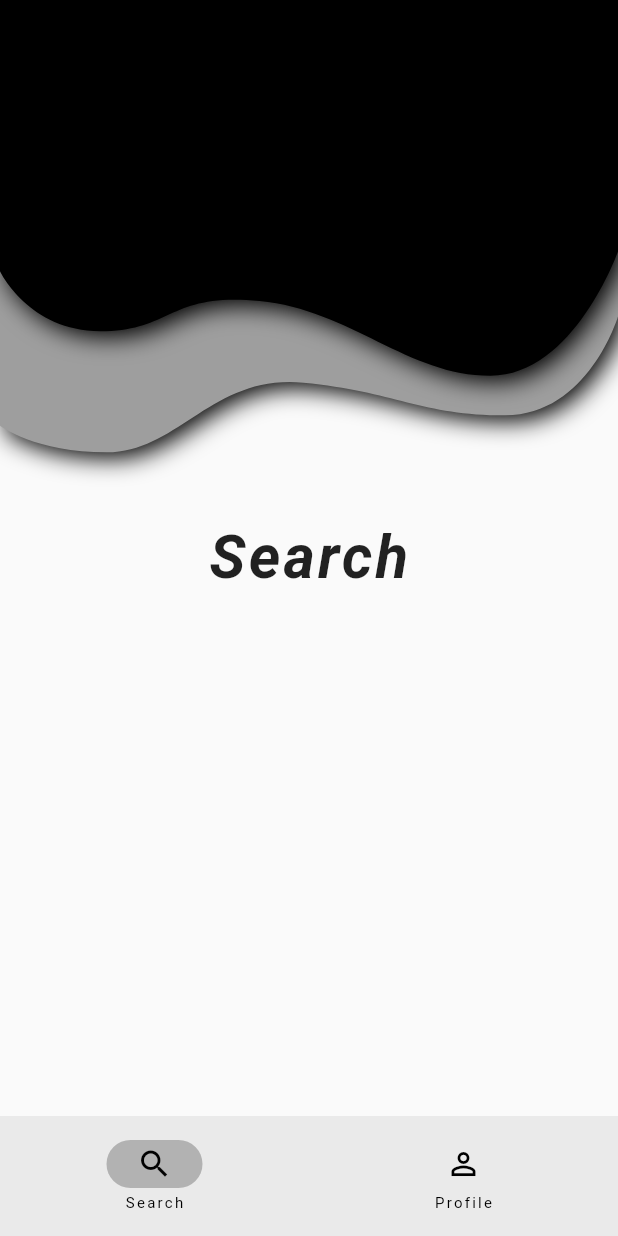
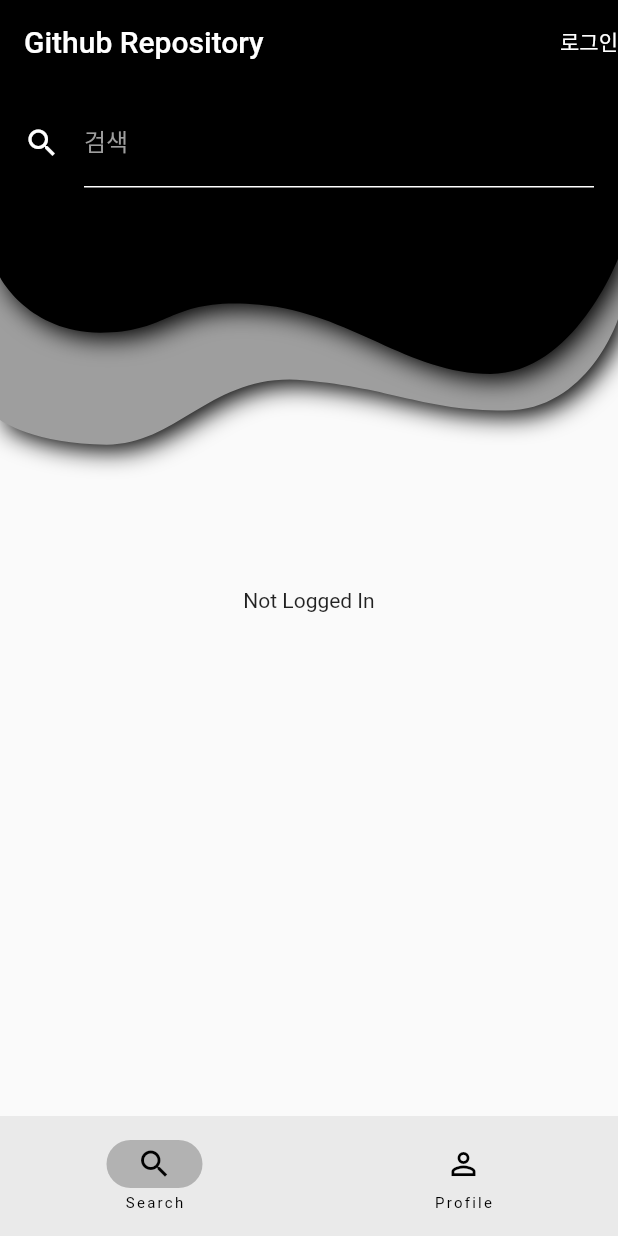
Before and after one commit to JakeSeo/github_repositories, a Flutter app: the screen it shows after launch, on a phone screen of 412 x 824 dp. Run offline on Flutter 3.47's test engine with Material 2 defaults, Android fonts, the light colour scheme and no system bars; our stand-ins replace shared_preferences.

Commit message:
added search textfield and reduced the height of bezier design

```diff
--- a/lib/custom_clippers/custom_clippers.dart
+++ b/lib/custom_clippers/custom_clippers.dart
@@ -8,42 +8,42 @@ class BigClipper extends CustomClipper<Path> {
     final double _xScaling = size.width / 414;
     final double _yScaling = size.height / 896;
     path.lineTo(
-        -0.003999999999997783 * _xScaling, 341.78499999999997 * _yScaling);
+        -0.003999999999997783 * _xScaling, 291.78499999999997 * _yScaling);
     path.cubicTo(
       -0.003999999999997783 * _xScaling,
-      341.78499999999997 * _yScaling,
+      291.78499999999997 * _yScaling,
       23.461000000000002 * _xScaling,
-      363.15099999999995 * _yScaling,
+      313.15099999999995 * _yScaling,
       71.553 * _xScaling,
-      363.15099999999995 * _yScaling,
+      313.15099999999995 * _yScaling,
     );
     path.cubicTo(
       119.645 * _xScaling,
-      363.15099999999995 * _yScaling,
+      313.15099999999995 * _yScaling,
       142.21699999999998 * _xScaling,
-      300.186 * _yScaling,
+      250.186 * _yScaling,
       203.29500000000002 * _xScaling,
-      307.21 * _yScaling,
+      257.21 * _yScaling,
     );
     path.cubicTo(
       264.373 * _xScaling,
-      314.234 * _yScaling,
+      264.234 * _yScaling,
       282.666 * _xScaling,
-      333.47299999999996 * _yScaling,
+      283.47299999999996 * _yScaling,
       338.408 * _xScaling,
-      333.47299999999996 * _yScaling,
+      283.47299999999996 * _yScaling,
     );
     path.cubicTo(
       394.15000000000003 * _xScaling,
-      333.47299999999996 * _yScaling,
+      283.47299999999996 * _yScaling,
       413.99600000000004 * _xScaling,
-      254.199 * _yScaling,
+      204.199 * _yScaling,
       413.99600000000004 * _xScaling,
-      254.199 * _yScaling,
+      204.199 * _yScaling,
     );
     path.cubicTo(
       413.99600000000004 * _xScaling,
-      254.199 * _yScaling,
+      204.199 * _yScaling,
       413.99600000000004 * _xScaling,
       0 * _yScaling,
       413.99600000000004 * _xScaling,
@@ -61,9 +61,9 @@ class BigClipper extends CustomClipper<Path> {
       -0.003999999999976467 * _xScaling,
       0 * _yScaling,
       -0.003999999999997783 * _xScaling,
-      341.78499999999997 * _yScaling,
+      291.78499999999997 * _yScaling,
       -0.003999999999997783 * _xScaling,
-      341.78499999999997 * _yScaling,
+      291.78499999999997 * _yScaling,
     );
     return path;
   }
@@ -80,42 +80,42 @@ class SmallClipper extends CustomClipper<Path> {
     Path path = Path();
     final double _xScaling = size.width / 414;
     final double _yScaling = size.height / 896;
-    path.lineTo(-0.003999999999997783 * _xScaling, 217.841 * _yScaling);
+    path.lineTo(-0.003999999999997783 * _xScaling, 167.841 * _yScaling);
     path.cubicTo(
       -0.003999999999997783 * _xScaling,
-      217.841 * _yScaling,
+      167.841 * _yScaling,
       19.14 * _xScaling,
-      265.91999999999996 * _yScaling,
+      215.91999999999996 * _yScaling,
       67.233 * _xScaling,
-      265.91999999999996 * _yScaling,
+      215.91999999999996 * _yScaling,
     );
     path.cubicTo(
       115.326 * _xScaling,
-      265.91999999999996 * _yScaling,
+      215.91999999999996 * _yScaling,
       112.752 * _xScaling,
-      234.611 * _yScaling,
+      184.611 * _yScaling,
       173.83299999999997 * _xScaling,
-      241.635 * _yScaling,
+      191.635 * _yScaling,
     );
     path.cubicTo(
       234.914 * _xScaling,
-      248.659 * _yScaling,
+      198.659 * _yScaling,
       272.866 * _xScaling,
-      301.691 * _yScaling,
+      251.691 * _yScaling,
       328.608 * _xScaling,
-      301.691 * _yScaling,
+      251.691 * _yScaling,
     );
     path.cubicTo(
       384.34999999999997 * _xScaling,
-      301.691 * _yScaling,
+      251.691 * _yScaling,
       413.99600000000004 * _xScaling,
-      201.977 * _yScaling,
+      151.977 * _yScaling,
       413.99600000000004 * _xScaling,
-      201.977 * _yScaling,
+      151.977 * _yScaling,
     );
     path.cubicTo(
       413.99600000000004 * _xScaling,
-      201.977 * _yScaling,
+      151.977 * _yScaling,
       413.99600000000004 * _xScaling,
       0 * _yScaling,
       413.99600000000004 * _xScaling,
@@ -133,9 +133,9 @@ class SmallClipper extends CustomClipper<Path> {
       -0.003999999999976467 * _xScaling,
       0 * _yScaling,
       -0.003999999999997783 * _xScaling,
-      217.841 * _yScaling,
+      167.841 * _yScaling,
       -0.003999999999997783 * _xScaling,
-      217.841 * _yScaling,
+      167.841 * _yScaling,
     );
     return path;
   }
--- a/lib/data/authentication_repository.dart
+++ b/lib/data/authentication_repository.dart
@@ -4,19 +4,25 @@ import 'package:shared_preferences/shared_preferences.dart';
 const String _AUTH_KEY = 'AuthKey';
 
 class AuthenticationRepository {
+  bool? loggedIn;
   AuthenticationRepository();
 
-  Future<bool> isUserLoggedIn() async =>
-      Future.delayed(const Duration(seconds: 2)).then((value) async {
+  Future<bool?> isUserLoggedIn() async {
+    loggedIn =
+        await Future.delayed(const Duration(seconds: 2)).then((value) async {
       SharedPreferences preference = await SharedPreferences.getInstance();
       return preference.getBool(_AUTH_KEY) ?? false;
     });
+    return loggedIn;
+  }
 
-  Future<bool> _updateLoginStatus(bool loggedIn) =>
-      Future.delayed(const Duration(seconds: 2)).then((value) async {
+  Future<bool> _updateLoginStatus(bool loggedIn) {
+    return Future.delayed(const Duration(seconds: 2)).then((value) async {
+      this.loggedIn = loggedIn;
       SharedPreferences preference = await SharedPreferences.getInstance();
       return preference.setBool(_AUTH_KEY, loggedIn);
     });
+  }
 
   Future<bool> logout() => _updateLoginStatus(false);
 
--- a/lib/router/github_repository_router_delegate.dart
+++ b/lib/router/github_repository_router_delegate.dart
@@ -16,7 +16,6 @@ class GithubRepositoryRouterDelegate extends RouterDelegate
   set loggedIn(value) {
     _loggedIn = value;
     notifyListeners();
-    print("notify: " + loggedIn.toString());
   }
 
   List<Page> get _splashStack {
@@ -36,7 +35,6 @@ class GithubRepositoryRouterDelegate extends RouterDelegate
 
   _init() async {
     loggedIn = await authenticationRepository.isUserLoggedIn();
-    print("loggedIn: " + loggedIn.toString());
   }
 
   @override
--- a/lib/screens/main_screen/main_screen.dart
+++ b/lib/screens/main_screen/main_screen.dart
@@ -1,6 +1,8 @@
 import 'package:flutter/material.dart';
 import 'package:github_repositories/custom_clippers/clip_shadow_path.dart';
 import 'package:github_repositories/custom_clippers/custom_clippers.dart';
+import 'package:github_repositories/view_models/authentication_view_model.dart';
+import 'package:provider/provider.dart';
 
 const TextStyle _textStyle = TextStyle(
   fontSize: 40,
@@ -24,7 +26,32 @@ class _MainScreenState extends State<MainScreen> {
   ];
   @override
   Widget build(BuildContext context) {
+    AuthenticationViewModel authVM = context.watch<AuthenticationViewModel>();
+    bool? userLoggedIn = authVM.authenticationRepository?.loggedIn;
     return Scaffold(
+      resizeToAvoidBottomInset: false,
+      appBar: AppBar(
+        title: const Text("Github Repository"),
+        actions: [
+          InkWell(
+            onTap: () {
+              AuthenticationViewModel authVM =
+                  context.read<AuthenticationViewModel>();
+              if (userLoggedIn!) {
+                authVM.logout();
+              } else if (!userLoggedIn) {
+                authVM.login();
+              }
+            },
+            child: Container(
+              alignment: Alignment.center,
+              child: Text(
+                userLoggedIn != null && userLoggedIn ? "로그아웃" : "로그인",
+              ),
+            ),
+          ),
+        ],
+      ),
       body: Stack(
         children: [
           ClipShadowPath(
@@ -51,8 +78,39 @@ class _MainScreenState extends State<MainScreen> {
               color: Colors.black,
             ),
           ),
-          Center(
-            child: Container(child: pages[_currentIndex]),
+          Container(
+            padding: const EdgeInsets.symmetric(
+              horizontal: 16,
+              vertical: 10,
+            ),
+            child: const TextField(
+              style: TextStyle(color: Colors.white),
+              cursorColor: Colors.white,
+              decoration: InputDecoration(
+                enabledBorder: UnderlineInputBorder(
+                  borderSide: BorderSide(color: Colors.white),
+                ),
+                focusedBorder: UnderlineInputBorder(
+                  borderSide: BorderSide(color: Colors.white),
+                ),
+                labelText: "검색",
+                labelStyle: TextStyle(color: Colors.grey),
+                icon: Icon(Icons.search, color: Colors.white),
+              ),
+            ),
+          ),
+          Visibility(
+            visible: authVM.loggingIn || authVM.loggingOut,
+            child: const Center(child: CircularProgressIndicator()),
+          ),
+          Visibility(
+            visible: !authVM.loggingIn && !authVM.loggingOut,
+            child: Center(
+              child: Container(
+                  child: userLoggedIn != null && userLoggedIn
+                      ? pages[_currentIndex]
+                      : const Text("Not Logged In")),
+            ),
           ),
         ],
       ),
```
Lines whose indentation alone changed are shown as unchanged.
